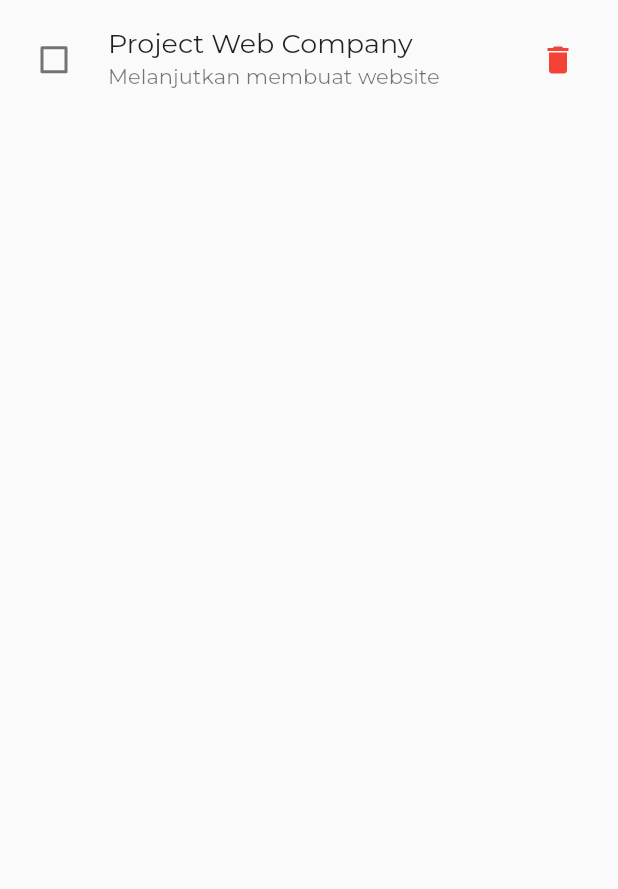
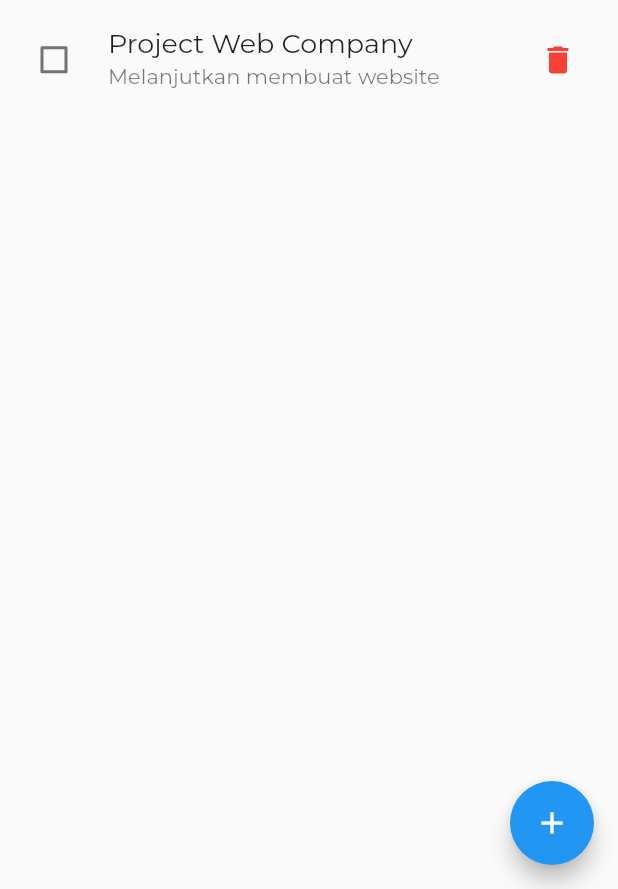
Before and after one commit to TahsinulAmir/Todo_App-Flutter, a Flutter app: the screen it shows after launch, on a phone screen of 412 x 824 dp, the part 347-1236 px from its top. Run offline on Flutter 3.47's test engine with Material 2 defaults, Android fonts, the phone set to English and light mode, and no system bars.

Commit message:
Add AddTodo button, route in main, add_todo screen

```diff
--- a/lib/main.dart
+++ b/lib/main.dart
@@ -1,4 +1,5 @@
 import 'package:flutter/material.dart';
+import 'package:todo_app/screen/add_todo.dart';
 import 'package:todo_app/screen/homepage.dart';
 
 void main(List<String> args) {
@@ -17,6 +18,7 @@ class MyApp extends StatelessWidget {
       ),
       routes: {
         'homepage': (context) => Homepage(),
+        'add_todo': (context) => AddTodo(),
       },
       initialRoute: 'homepage',
     );
--- a/lib/screen/homepage.dart
+++ b/lib/screen/homepage.dart
@@ -42,6 +42,12 @@ class _HomepageState extends State<Homepage> {
     }
 
     return Scaffold(
+        floatingActionButton: FloatingActionButton(
+          onPressed: () {
+            Navigator.pushNamed(context, 'add_todo');
+          },
+          child: Icon(Icons.add),
+        ),
         appBar: myAppBar,
         body: SingleChildScrollView(
           child: Column(
```
Also changed, not shown: lib/screen/add_todo.dart (added, +30 -0 lines).
